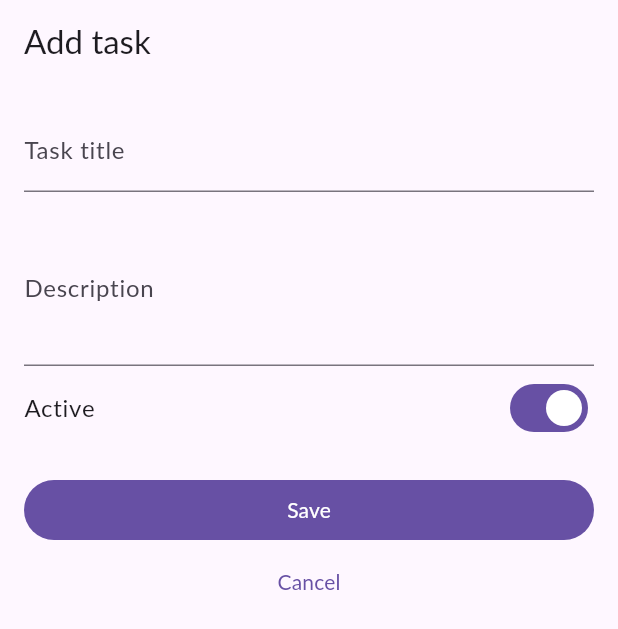
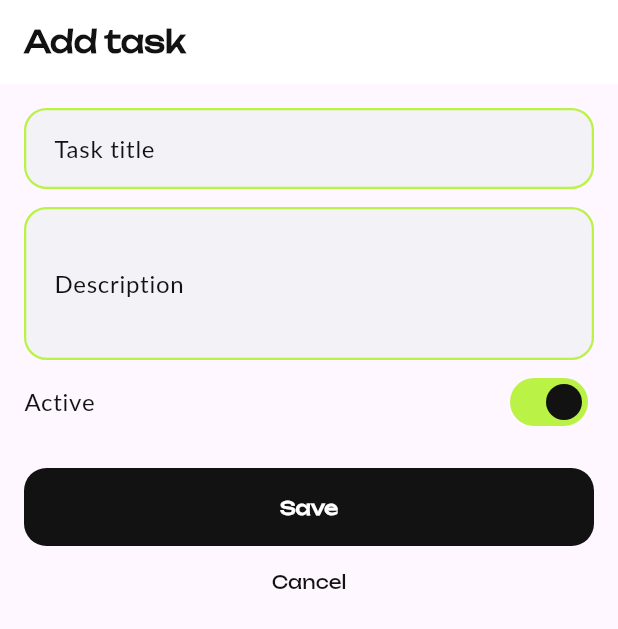
Before and after one commit to novoros-id/pro_club_season_3, a Flutter app: the DailyTaskEditScreen screen opened by its route, on a phone screen of 412 x 824 dp. Shown: the top 629 px of the screen. Run offline on Flutter 3.47's test engine with Material 3 defaults, Android fonts, the phone set to English and light mode, and no system bars; our stand-ins replace audioplayers, drift, flutter_riverpod, go_router, shared_preferences; accounts and stored records are empty; generated files the repository leaves out were written again; project files that could hold a hidden picture were left out.

Commit message:
UI update

```diff
--- a/lib/features/daily_tasks/ui/daily_task_edit_screen.dart
+++ b/lib/features/daily_tasks/ui/daily_task_edit_screen.dart
@@ -4,6 +4,7 @@ import 'package:go_router/go_router.dart';
 import '../../../core/database/app_database.dart';
 import '../../../l10n/app_localizations.dart';
 import '../logic/daily_tasks_logic.dart';
+import 'daily_tasks_styles.dart';
 
 class DailyTaskEditScreen extends ConsumerStatefulWidget {
   final DailyTask? task;
@@ -75,10 +76,18 @@ class _DailyTaskEditScreenState extends ConsumerState<DailyTaskEditScreen> {
             actions: [
               TextButton(
                 onPressed: () => context.pop(false),
+                style: TextButton.styleFrom(
+                  foregroundColor: DailyTasksStyles.dark,
+                  textStyle: const TextStyle(
+                    fontFamily: 'Unbounded',
+                    fontSize: 12,
+                  ),
+                ),
                 child: Text(l10n.cancel),
               ),
               FilledButton(
                 onPressed: () => context.pop(true),
+                style: DailyTasksStyles.primaryButton,
                 child: Text(l10n.delete),
               ),
             ],
@@ -107,7 +116,11 @@ class _DailyTaskEditScreenState extends ConsumerState<DailyTaskEditScreen> {
     return Scaffold(
       resizeToAvoidBottomInset: false,
       appBar: AppBar(
+        backgroundColor: Colors.white,
+        foregroundColor: DailyTasksStyles.dark,
+        elevation: 0,
         title: Text(editing ? l10n.dailyTasksEdit : l10n.dailyTasksAdd),
+        titleTextStyle: DailyTasksStyles.screenTitle,
       ),
       body: SafeArea(
         child: Form(
@@ -121,7 +134,7 @@ class _DailyTaskEditScreenState extends ConsumerState<DailyTaskEditScreen> {
                 textInputAction: TextInputAction.next,
                 autocorrect: false,
                 enableSuggestions: false,
-                decoration: InputDecoration(
+                decoration: DailyTasksStyles.inputDecoration.copyWith(
                   labelText: l10n.dailyTasksTaskTitle,
                 ),
                 validator: (value) => value == null || value.trim().isEmpty
@@ -138,41 +151,61 @@ class _DailyTaskEditScreenState extends ConsumerState<DailyTaskEditScreen> {
                 enableSuggestions: false,
                 minLines: 3,
                 maxLines: 6,
-                decoration: InputDecoration(
+                decoration: DailyTasksStyles.inputDecoration.copyWith(
                   labelText: l10n.dailyTasksDescription,
                 ),
                 onSaved: (value) => _description = value ?? '',
               ),
               SwitchListTile(
                 contentPadding: EdgeInsets.zero,
-                title: Text(l10n.dailyTasksActive),
+                title: Text(
+                  l10n.dailyTasksActive,
+                  style: DailyTasksStyles.body,
+                ),
                 value: _enabled,
+                activeThumbColor: DailyTasksStyles.dark,
+                activeTrackColor: DailyTasksStyles.accent,
+                inactiveThumbColor: DailyTasksStyles.secondaryText,
+                inactiveTrackColor: DailyTasksStyles.fieldBackground,
                 onChanged: (value) => setState(() => _enabled = value),
               ),
               const SizedBox(height: 16),
               FilledButton(
                 onPressed: _saving ? null : _save,
+                style: DailyTasksStyles.primaryButton,
                 child: _saving
                     ? const SizedBox(
                         width: 18,
                         height: 18,
-                        child: CircularProgressIndicator(strokeWidth: 2),
+                        child: CircularProgressIndicator(
+                          strokeWidth: 2,
+                          color: DailyTasksStyles.accent,
+                        ),
                       )
                     : Text(l10n.save),
               ),
               TextButton(
                 onPressed: _saving ? null : () => context.pop(),
+                style: TextButton.styleFrom(
+                  foregroundColor: DailyTasksStyles.dark,
+                  textStyle: const TextStyle(
+                    fontFamily: 'Unbounded',
+                    fontSize: 12,
+                  ),
+                ),
                 child: Text(l10n.cancel),
               ),
               if (editing)
                 TextButton(
                   onPressed: _saving ? null : _delete,
-                  child: Text(
-                    l10n.delete,
-                    style: TextStyle(
-                      color: Theme.of(context).colorScheme.error,
+                  style: TextButton.styleFrom(
+                    foregroundColor: Colors.redAccent,
+                    textStyle: const TextStyle(
+                      fontFamily: 'Unbounded',
+                      fontSize: 12,
                     ),
                   ),
+                  child: Text(l10n.delete),
                 ),
             ],
           ),
--- /dev/null
+++ b/lib/features/daily_tasks/ui/daily_tasks_styles.dart
@@ -0,0 +1,59 @@
+import 'package:flutter/material.dart';
+
+abstract final class DailyTasksStyles {
+  static const dark = Color(0xFF121212);
+  static const accent = Color(0xFFBBF246);
+  static const fieldBackground = Color(0xFFF2F2F7);
+  static const secondaryText = Color(0xFF9B9EA1);
+
+  static const screenTitle = TextStyle(
+    fontFamily: 'Unbounded',
+    fontSize: 20,
+    fontWeight: FontWeight.bold,
+    color: dark,
+  );
+
+  static const body = TextStyle(fontFamily: 'Lato', fontSize: 16, color: dark);
+
+  static const helper = TextStyle(
+    fontFamily: 'Lato',
+    fontSize: 14,
+    color: secondaryText,
+  );
+
+  static final inputDecoration = InputDecoration(
+    filled: true,
+    fillColor: fieldBackground,
+    labelStyle: body,
+    floatingLabelStyle: body,
+    contentPadding: const EdgeInsets.symmetric(horizontal: 16, vertical: 15),
+    enabledBorder: OutlineInputBorder(
+      borderRadius: BorderRadius.circular(15),
+      borderSide: const BorderSide(color: accent, width: 1.5),
+    ),
+    focusedBorder: OutlineInputBorder(
+      borderRadius: BorderRadius.circular(15),
+      borderSide: const BorderSide(color: dark, width: 2),
+    ),
+    errorBorder: OutlineInputBorder(
+      borderRadius: BorderRadius.circular(15),
+      borderSide: const BorderSide(color: Colors.redAccent, width: 1.5),
+    ),
+    focusedErrorBorder: OutlineInputBorder(
+      borderRadius: BorderRadius.circular(15),
+      borderSide: const BorderSide(color: Colors.redAccent, width: 2),
+    ),
+  );
+
+  static final primaryButton = FilledButton.styleFrom(
+    backgroundColor: dark,
+    foregroundColor: Colors.white,
+    minimumSize: const Size.fromHeight(52),
+    shape: RoundedRectangleBorder(borderRadius: BorderRadius.circular(15)),
+    textStyle: const TextStyle(
+      fontFamily: 'Unbounded',
+      fontSize: 13,
+      fontWeight: FontWeight.bold,
+    ),
+  );
+}
```
Also changed, not shown: lib/features/daily_tasks/ui/daily_tasks_screen.dart (+124 -18 lines), 1 other file.
